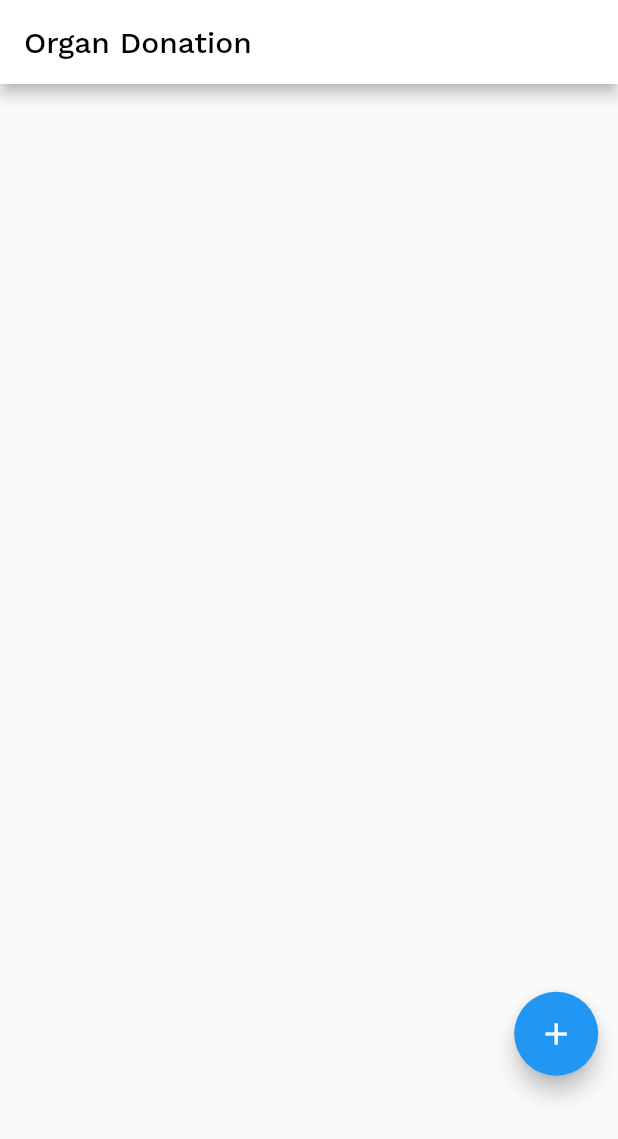
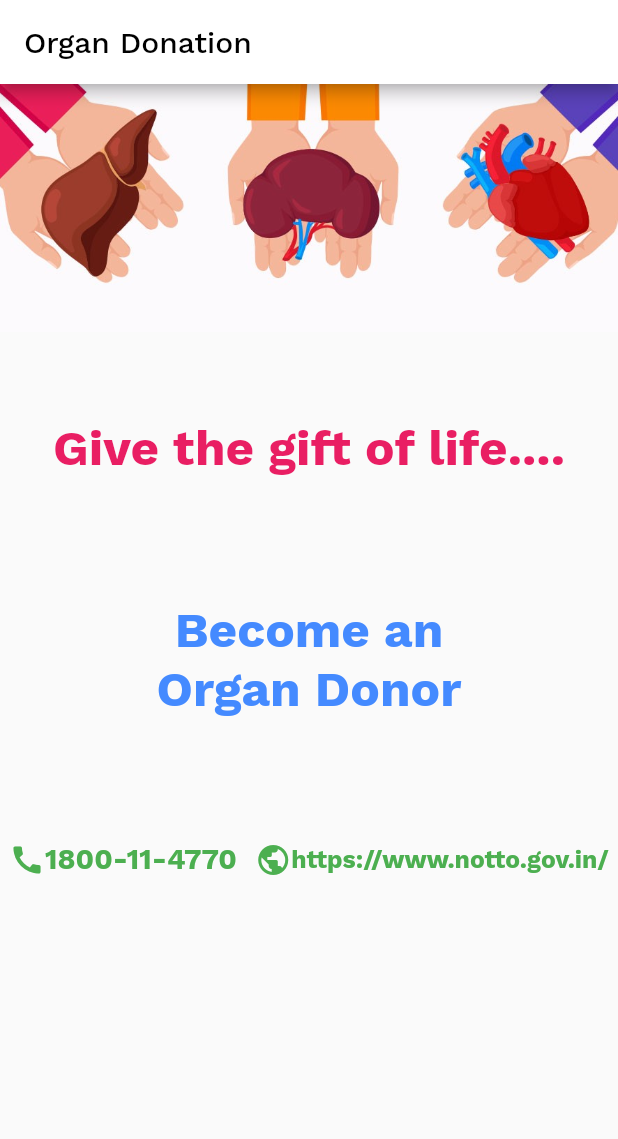
Before and after one commit to AdityaChaudhary18/Medonate, a Flutter app: the OrganHome screen opened directly, on a phone screen of 412 x 824 dp. Shown: the top 1139 px of the screen. Run offline on Flutter 3.47's test engine with Material 2 defaults, Android fonts, the phone set to English and light mode, and no system bars; our stand-ins replace carousel_slider, cloud_firestore, dio, firebase_auth, firebase_core, flutter_svg and 6 more; accounts and stored records are empty.

Commit message:
Added lot

```diff
--- a/lib/Screens/main_pages/blood_home.dart
+++ b/lib/Screens/main_pages/blood_home.dart
@@ -95,7 +95,9 @@ class BloodHome extends StatelessWidget {
                   child: Container(
                     width: 100.w,
                     child: FloatingActionButton(
-                      onPressed: () {},
+                      onPressed: () {
+                        Navigator.pushNamed(context, '/bloodRequest');
+                      },
                       child: Icon(Icons.add),
                     ),
                   ),
--- a/lib/Screens/main_pages/organ_home.dart
+++ b/lib/Screens/main_pages/organ_home.dart
@@ -1,12 +1,37 @@
 import 'package:cloud_firestore/cloud_firestore.dart';
 import 'package:flutter/material.dart';
 import 'package:sizer/sizer.dart';
+import 'package:url_launcher/url_launcher.dart';
 
-class OrganHome extends StatelessWidget {
+class OrganHome extends StatefulWidget {
   const OrganHome({Key? key}) : super(key: key);
 
   @override
+  State<OrganHome> createState() => _OrganHomeState();
+}
+
+class _OrganHomeState extends State<OrganHome> {
+  @override
   Widget build(BuildContext context) {
+    Future<void> _launchInBrowser(String url) async {
+      if (!await launch(
+        url,
+        forceSafariVC: false,
+        forceWebView: false,
+        headers: <String, String>{'my_header_key': 'my_header_value'},
+      )) {
+        throw 'Could not launch $url';
+      }
+    }
+
+    Future<void> _makePhoneCall(String url) async {
+      if (await canLaunch(url)) {
+        await launch(url);
+      } else {
+        throw 'Could not launch $url';
+      }
+    }
+
     CollectionReference bloodData =
         FirebaseFirestore.instance.collection('organs');
     return Scaffold(
@@ -17,94 +42,89 @@ class OrganHome extends StatelessWidget {
             style: TextStyle(color: Colors.black),
           ),
         ),
-      body: StreamBuilder(
-        stream: FirebaseFirestore.instance.collection('organs').snapshots(),
-        builder: (BuildContext context, AsyncSnapshot<QuerySnapshot> snapshot) {
-          if (!snapshot.hasData) {
-            return Center(
-              child: CircularProgressIndicator(),
-            );
-          }
-          return Stack(
+        body: SingleChildScrollView(
+          child: Column(
             children: [
-              Padding(
-                padding: EdgeInsets.symmetric(horizontal: 2.w, vertical: 1.h),
-                child: ListView(
-                  children: <Widget>[
-                    ...snapshot.data!.docs.map(
-                      (document) {
-                        return Padding(
-                          padding: EdgeInsets.only(bottom: 2.h),
-                          child: Container(
-                            decoration: BoxDecoration(
-                                color: Colors.indigo,
-                                borderRadius: BorderRadius.circular(20.0)),
-                            child: Padding(
-                              padding: const EdgeInsets.all(20.0),
-                              child: Row(
-                                mainAxisAlignment:
-                                    MainAxisAlignment.spaceBetween,
-                                children: [
-                                  Column(
-                                    crossAxisAlignment:
-                                        CrossAxisAlignment.start,
-                                    children: [
-                                      Text(
-                                        document["name"],
-                                        style: TextStyle(
-                                            color: Colors.white,
-                                            fontSize: 16.sp,
-                                            fontWeight: FontWeight.w600),
+              Image.asset('images/home/organMain.jpg'),
+              SizedBox(
+                height: 7.h,
               ),
               Text(
-                                        document["location"],
+                "Give the gift of life....",
                 style: TextStyle(
-                                          color: Colors.white,
+                    fontSize: 24.sp,
+                    color: Colors.pink,
+                    fontWeight: FontWeight.bold),
               ),
+              SizedBox(
+                height: 10.h,
               ),
               Text(
-                                        document["contactNo"].toString(),
+                "Become an",
                 style: TextStyle(
-                                            color: Colors.white,
+                    fontSize: 24.sp,
+                    color: Colors.blueAccent,
+                    fontWeight: FontWeight.bold),
+              ),
+              Text(
+                "Organ Donor",
+                style: TextStyle(
+                    fontSize: 24.sp,
+                    color: Colors.blueAccent,
+                    fontWeight: FontWeight.bold),
+              ),
+              SizedBox(
+                height: 10.h,
+              ),
+              Row(
+                mainAxisAlignment: MainAxisAlignment.spaceAround,
+                children: [
+                  GestureDetector(
+                    onTap: () => setState(() {
+                      _makePhoneCall('tel:1800114770');
+                    }),
+                    child: Row(
+                      children: [
+                        Icon(
+                          Icons.call,
+                          color: Colors.green,
+                        ),
+                        Text(
+                          "1800-11-4770",
+                          style: TextStyle(
                               fontSize: 14.sp,
-                                            fontWeight: FontWeight.w500),
+                              color: Colors.green,
+                              fontWeight: FontWeight.bold),
                         ),
                       ],
                     ),
+                  ),
+                  GestureDetector(
+                    onTap: () => setState(() {
+                      _launchInBrowser('https://www.notto.gov.in/');
+                    }),
+                    child: Container(
+                      child: Row(
+                        children: [
+                          Icon(
+                            Icons.public,
+                            color: Colors.green,
+                          ),
                           Text(
-                                    document["type"],
+                            "https://www.notto.gov.in/",
                             style: TextStyle(
-                                        color: Colors.white,
-                                        fontSize: 16.sp,
+                                fontSize: 12.sp,
+                                color: Colors.green,
                                 fontWeight: FontWeight.bold),
                           ),
                         ],
                       ),
                     ),
                   ),
-                        );
-                      },
+                ],
               ),
             ],
           ),
-              ),
-              Padding(
-                padding: EdgeInsets.only(left: 80.w),
-                child: Align(
-                  alignment: Alignment(1, 0.7),
-                  child: Container(
-                    width: 100.w,
-                    child: FloatingActionButton(
-                      onPressed: () {},
-                      child: Icon(Icons.add),
-                    ),
-                  ),
-                ),
-              )
-            ],
-          );
-        },
-      ),
-    );
+        ));
   }
 }
--- a/pubspec.yaml
+++ b/pubspec.yaml
@@ -43,6 +43,7 @@ dependencies:
   firebase_core: ^1.7.0
   cloud_firestore: ^2.5.3
   font_awesome_flutter: ^9.2.0
+
 
 
 dev_dependencies:
```
Also changed, not shown: lib/Screens/main_pages/blood_donor.dart (added, +123 -0 lines), lib/Screens/main_pages/equipment_donor.dart (added, +123 -0 lines), lib/Screens/main_pages/equipment_home.dart (+16 -2 lines), lib/router.dart (+8 -1 lines), images/home/organMain.jpg (added). Lines whose indentation alone changed are shown as unchanged.
